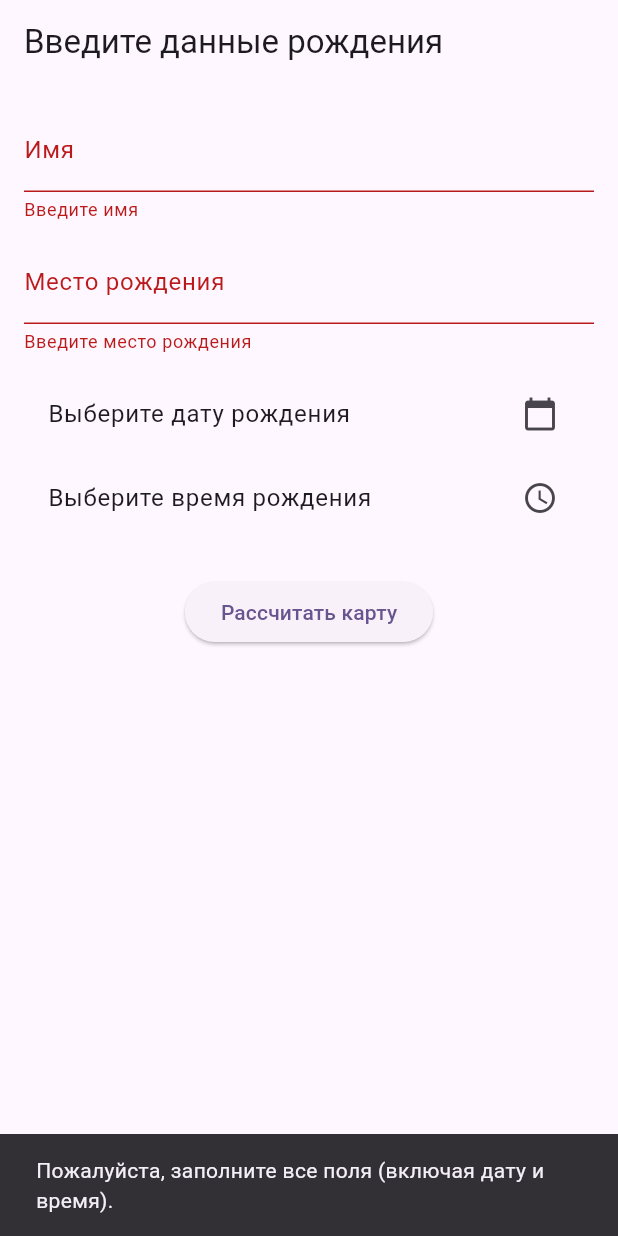
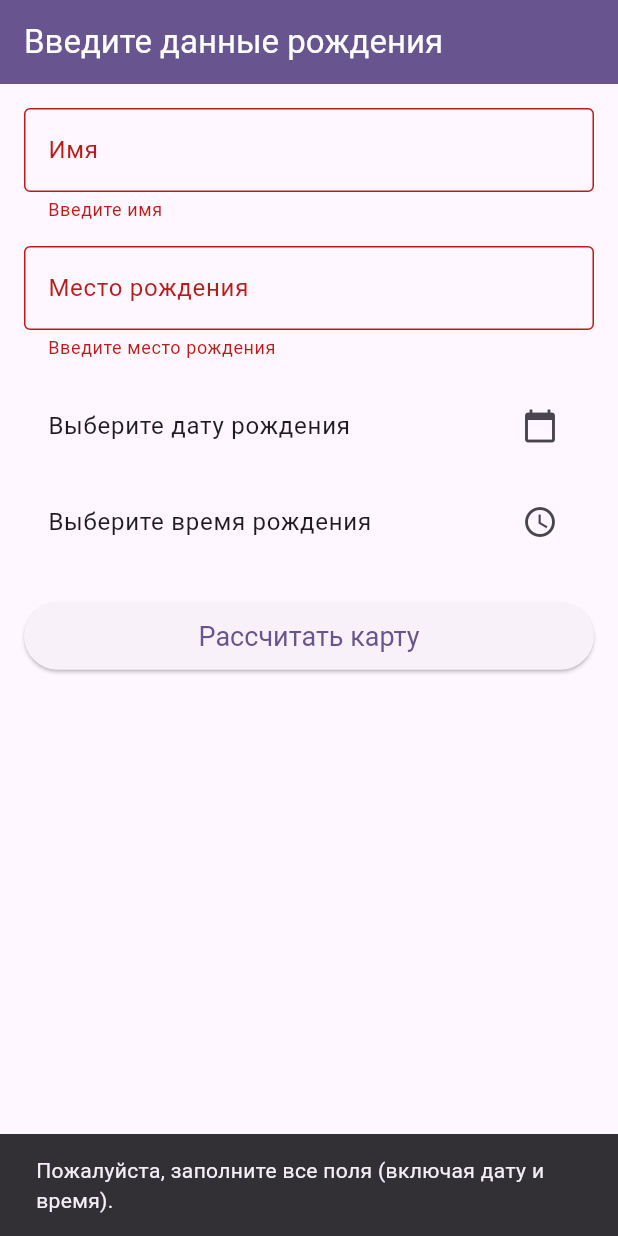
Before and after one commit to anton-ai5010/Natal-card, a Flutter app: the screen it shows after launch, after a tap on "Рассчитать карту", on a phone screen of 412 x 824 dp. Run offline on Flutter 3.47's test engine with Material 3 defaults, Android fonts, the phone set to English and light mode, and no system bars; our stand-ins replace flutter_dotenv.

Commit message:
Обновление

```diff
--- a/lib/main.dart
+++ b/lib/main.dart
@@ -1,7 +1,12 @@
+// lib/main.dart
 import 'package:flutter/material.dart';
+import 'package:flutter_dotenv/flutter_dotenv.dart'; // Импорт flutter_dotenv
 import 'screens/astro_form_screen.dart';
 
-void main() {
+void main() async { // main() теперь асинхронный
+  WidgetsFlutterBinding.ensureInitialized(); // Убеждаемся, что Flutter готов
+await dotenv.load(fileName: "config.env"); // <-- Должно быть ТОЧНО "config.env"
+
   runApp(const AstroApp());
 }
 
--- a/lib/screens/astro_form_screen.dart
+++ b/lib/screens/astro_form_screen.dart
@@ -5,6 +5,7 @@ import 'dart:convert';
 import '../models/astro_models.dart';
 import '../services/astro_service.dart';
 import 'natal_chart_screen.dart';
+import 'package:flutter_dotenv/flutter_dotenv.dart'; // Убедись, что этот импорт есть
 
 class AstroFormScreen extends StatefulWidget {
   const AstroFormScreen({super.key});
@@ -21,15 +22,31 @@ class _AstroFormScreenState extends State<AstroFormScreen> {
   TimeOfDay? _selectedTime;
   bool _isLoading = false; // Состояние загрузки
 
-  // ВНИМАНИЕ: Ключ API для OpenCageData.
-  // В реальном приложении этот ключ НЕ ДОЛЖЕН храниться так в открытом виде.
-  // Рассмотрите использование переменных окружения, flutter_dotenv, или серверного прокси.
-  static const String apiKey = '271307c7f21b4bd898e25b76561835aa';
+  // ВНИМАНИЕ: API-ключ теперь загружается из .env файла
+  // Убедитесь, что config.env существует в корне проекта и содержит OPENCAGEDATA_API_KEY
+  final String _openCageDataApiKey = dotenv.env['OPENCAGEDATA_API_KEY'] ?? '';
+
+  @override
+  void dispose() {
+    _nameController.dispose();
+    _placeController.dispose();
+    super.dispose();
+  }
 
   /// Асинхронно получает географические координаты и смещение UTC
   /// для заданного места с помощью OpenCageData API.
   Future<Coordinates?> _fetchCoordinates(String place) async {
-    final url = Uri.parse('https://api.opencagedata.com/geocode/v1/json?q=$place&key=$apiKey&language=ru');
+    if (_openCageDataApiKey.isEmpty) {
+      if (!mounted) return null;
+      ScaffoldMessenger.of(context).showSnackBar(
+        const SnackBar(content: Text('API ключ OpenCageData не найден. Пожалуйста, проверьте config.env.')),
+      );
+      return null;
+    }
+
+    final encodedPlace = Uri.encodeComponent(place);
+    final url = Uri.parse('https://api.opencagedata.com/geocode/v1/json?q=$encodedPlace&key=$_openCageDataApiKey&language=ru');
+
     try {
       final response = await http.get(url);
       if (response.statusCode == 200) {
@@ -38,11 +55,9 @@ class _AstroFormScreenState extends State<AstroFormScreen> {
           final result = data['results'][0];
           final lat = result['geometry']['lat'];
           final lng = result['geometry']['lng'];
-          // OpenCageData предоставляет offset_string, например, "+03:00"
           final timezoneOffsetString = result['annotations']['timezone']['offset_string'];
           return Coordinates(latitude: lat, longitude: lng, utcOffset: timezoneOffsetString);
         } else {
-          // Нет результатов для данного места
           if (!mounted) return null;
           ScaffoldMessenger.of(context).showSnackBar(
             const SnackBar(content: Text('Место не найдено. Пожалуйста, проверьте написание.')),
@@ -50,16 +65,14 @@ class _AstroFormScreenState extends State<AstroFormScreen> {
           return null;
         }
       } else {
-        // Ошибка HTTP-статуса
         if (!mounted) return null;
         ScaffoldMessenger.of(context).showSnackBar(
-          SnackBar(content: Text('Ошибка API геокодирования: ${response.statusCode}')),
+          SnackBar(content: Text('Ошибка API геокодирования: ${response.statusCode}. Попробуйте позже.')),
         );
         print('OpenCageData API error: ${response.statusCode} - ${response.body}');
         return null;
       }
     } catch (e) {
-      // Ошибка сети или парсинга
       if (!mounted) return null;
       ScaffoldMessenger.of(context).showSnackBar(
         const SnackBar(content: Text('Ошибка сети при получении координат. Проверьте подключение.')),
@@ -77,7 +90,7 @@ class _AstroFormScreenState extends State<AstroFormScreen> {
         _isLoading = true; // Начинаем загрузку
       });
 
-      // Комбинируем выбранные дату и время
+      // Комбинируем выбранные дату и время (это будет локальное время рождения)
       final birthDateTime = DateTime(
         _selectedDate!.year,
         _selectedDate!.month,
@@ -89,18 +102,17 @@ class _AstroFormScreenState extends State<AstroFormScreen> {
       final coords = await _fetchCoordinates(_placeController.text);
 
       if (!mounted) {
-        setState(() { _isLoading = false; }); // Завершаем загрузку, если виджет уже не смонтирован
+        setState(() { _isLoading = false; });
         return;
       }
 
       if (coords == null) {
-        setState(() { _isLoading = false; }); // Завершаем загрузку при ошибке координат
+        setState(() { _isLoading = false; });
         // Сообщение уже показано в _fetchCoordinates
         return;
       }
 
       // --- КОРРЕКТНОЕ ПРЕОБРАЗОВАНИЕ ВРЕМЕНИ В UTC ---
-      // Разбираем строку смещения UTC (например, "+03:00" или "-05:00")
       Duration timezoneOffset;
       try {
         final sign = coords.utcOffset.substring(0, 1);
@@ -124,7 +136,11 @@ class _AstroFormScreenState extends State<AstroFormScreen> {
         return;
       }
 
-      // Если birthDateTime - это локальное время, переводим его в UTC для астрологических расчетов.
+      // Преобразуем локальное время рождения в UTC
+      // Важно: если birthDateTime уже содержит информацию о временной зоне,
+      // то toUtc() учтет ее. Если нет (DateTime без временной зоны),
+      // то subtract(timezoneOffset) является правильным подходом.
+      // В Flutter, DateTime без временной зоны считается локальным.
       final birthDateTimeUtc = birthDateTime.subtract(timezoneOffset);
 
       // Используем AstroService.calculateNatalChart для получения полной карты
@@ -134,7 +150,7 @@ class _AstroFormScreenState extends State<AstroFormScreen> {
         birthPlace: _placeController.text,
         latitude: coords.latitude,
         longitude: coords.longitude,
-        utcOffset: coords.utcOffset, // Передаем смещение, если оно нужно для отображения
+        utcOffset: coords.utcOffset, // Передаем смещение для информации, если нужно
         aspectsOrb: 8.0, // Пример орбиса для аспектов
       );
 
@@ -163,38 +179,46 @@ class _AstroFormScreenState extends State<AstroFormScreen> {
   }
 
   @override
-  void dispose() {
-    _nameController.dispose();
-    _placeController.dispose();
-    super.dispose();
-  }
-
-  @override
   Widget build(BuildContext context) {
     return Scaffold(
-      appBar: AppBar(title: const Text('Введите данные рождения')),
+      appBar: AppBar(
+        title: const Text('Введите данные рождения'),
+        // Явно задаем цвета для AppBar, чтобы он был виден
+        backgroundColor: Theme.of(context).colorScheme.primary, // Используем основной цвет из темы
+        foregroundColor: Theme.of(context).colorScheme.onPrimary, // Цвет текста на основном цвете
+      ),
       body: SingleChildScrollView(
         padding: const EdgeInsets.all(16),
         child: Form(
           key: _formKey,
           child: Column(
+            crossAxisAlignment: CrossAxisAlignment.stretch, // Растягиваем элементы по ширине
             children: [
               TextFormField(
                 controller: _nameController,
-                decoration: const InputDecoration(labelText: 'Имя'),
+                decoration: const InputDecoration(
+                  labelText: 'Имя',
+                  border: OutlineInputBorder(), // Добавим рамку для лучшей видимости
+                ),
                 validator: (value) => value == null || value.isEmpty ? 'Введите имя' : null,
               ),
-              const SizedBox(height: 12),
+              const SizedBox(height: 16), // Увеличим отступ
               TextFormField(
                 controller: _placeController,
-                decoration: const InputDecoration(labelText: 'Место рождения'),
+                decoration: const InputDecoration(
+                  labelText: 'Место рождения',
+                  border: OutlineInputBorder(), // Добавим рамку
+                ),
                 validator: (value) => value == null || value.isEmpty ? 'Введите место рождения' : null,
               ),
-              const SizedBox(height: 12),
+              const SizedBox(height: 16),
               ListTile(
-                title: Text(_selectedDate == null
-                    ? 'Выберите дату рождения'
-                    : 'Дата рождения: ${_selectedDate!.day}.${_selectedDate!.month}.${_selectedDate!.year}'),
+                title: Text(
+                  _selectedDate == null
+                      ? 'Выберите дату рождения'
+                      : 'Дата рождения: ${_selectedDate!.day}.${_selectedDate!.month}.${_selectedDate!.year}',
+                  style: Theme.of(context).textTheme.bodyLarge, // Чтобы текст был виден
+                ),
                 trailing: const Icon(Icons.calendar_today),
                 onTap: () async {
                   final date = await showDatePicker(
@@ -206,10 +230,14 @@ class _AstroFormScreenState extends State<AstroFormScreen> {
                   if (date != null) setState(() => _selectedDate = date);
                 },
               ),
+              const SizedBox(height: 8), // Небольшой отступ между ListTile
               ListTile(
-                title: Text(_selectedTime == null
-                    ? 'Выберите время рождения'
-                    : 'Время рождения: ${_selectedTime!.format(context)}'),
+                title: Text(
+                  _selectedTime == null
+                      ? 'Выберите время рождения'
+                      : 'Время рождения: ${_selectedTime!.format(context)}',
+                  style: Theme.of(context).textTheme.bodyLarge, // Чтобы текст был виден
+                ),
                 trailing: const Icon(Icons.access_time),
                 onTap: () async {
                   final time = await showTimePicker(
@@ -221,9 +249,13 @@ class _AstroFormScreenState extends State<AstroFormScreen> {
               ),
               const SizedBox(height: 24),
               _isLoading
-                  ? const CircularProgressIndicator() // Показываем индикатор загрузки
+                  ? const Center(child: CircularProgressIndicator()) // Центрируем индикатор
                   : ElevatedButton(
                       onPressed: _submit,
+                      style: ElevatedButton.styleFrom(
+                        padding: const EdgeInsets.symmetric(vertical: 12),
+                        textStyle: const TextStyle(fontSize: 18),
+                      ),
                       child: const Text('Рассчитать карту'),
                     ),
             ],
```
Also changed, not shown: lib/services/astro_service.dart (+88 -71 lines), pubspec.yaml (+9 -19 lines), config.env (added), pubspec.lock.
